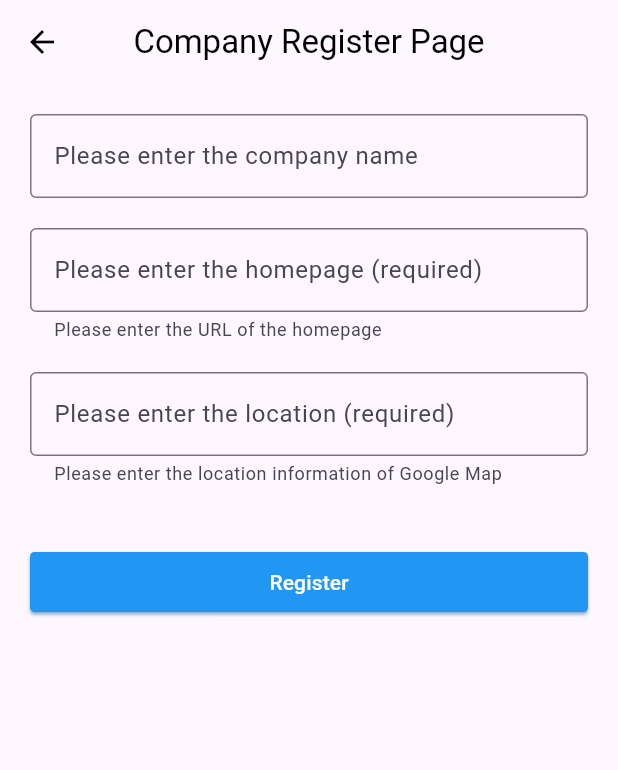
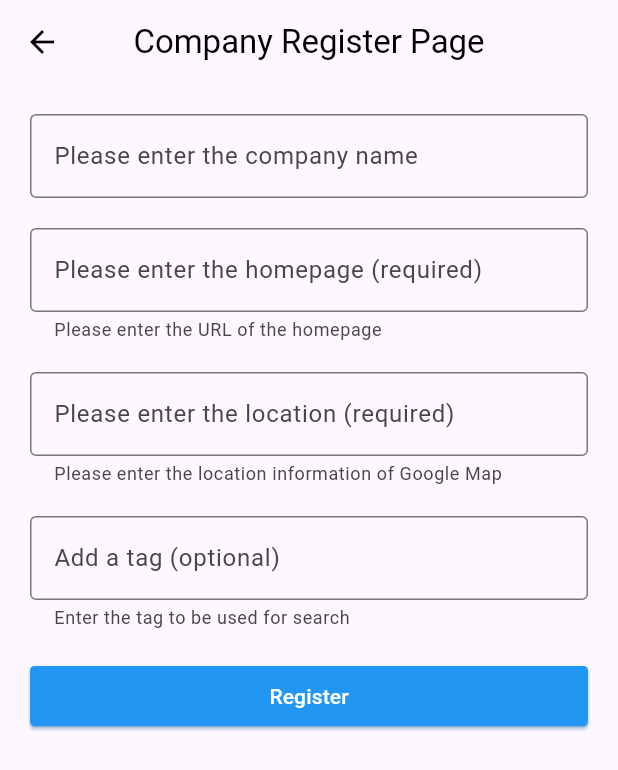
Before and after one commit to jhh78/bw_company, a Flutter app: the CorporateRegister screen opened directly with empty values, on a phone screen of 412 x 824 dp. Shown: the top 770 px of the screen. Run offline on Flutter 3.47's test engine with Material 3 defaults, Android fonts, the phone set to English and light mode, and no system bars; our stand-ins replace device_info_plus, flutter_dotenv, flutter_html, flutter_rating_bar, flutter_svg, flutter_typeahead and 9 more; accounts and stored records are empty.

Commit message:
검색태그 입력폼

```diff
--- a/lib/main.dart
+++ b/lib/main.dart
@@ -11,6 +11,9 @@ import 'package:hive_flutter/hive_flutter.dart';
 import 'package:google_mobile_ads/google_mobile_ads.dart';
 import 'package:path_provider/path_provider.dart';
 import 'package:upgrader/upgrader.dart';
+
+// TODO ::: 회사 등록시 검색태그 추가기능
+// TODO ::: 댓글 등록시 검색태그 추가기능
 
 // TODO ::: 디자인 약간 손봐야됨
 // TODO ::: 번역검증
--- /dev/null
+++ b/lib/models/search_tag_model.dart
@@ -0,0 +1,21 @@
+import 'package:flutter_application_1/utils/constants.dart';
+
+class SearchTagModel {
+  final String tagName;
+  final bool isDelete;
+
+  SearchTagModel({required this.tagName, required this.isDelete});
+
+  static List<SearchTagModel> fromStringToList(String tags) {
+    if (tags.isEmpty) {
+      return [];
+    }
+
+    return tags.split(SEARCH_TAG_SEPARATOR).map((tag) {
+      return SearchTagModel(
+        tagName: tag,
+        isDelete: false,
+      );
+    }).toList();
+  }
+}
--- a/lib/providers/language.dart
+++ b/lib/providers/language.dart
@@ -36,6 +36,8 @@ class Languages extends Translations {
           'commentRegisterTitle': "평가 등록",
           'requiredField': "필수항목입니다",
           'registerButton': "등록",
+          'addSearchTag': "태그를 추가하세요(임의)",
+          "addSearchTagHintText": "검색에 사용될 태그를 입력하세요",
           'searchCompanyHintText': "회사검색",
           'registerCompanyButton': "회사등록",
           'registerCompanyScreenTitle': "회사등록 페이지",
@@ -92,6 +94,8 @@ class Languages extends Translations {
           'commentRegisterTitle': "コメント登録",
           'requiredField': "必須項目です",
           'registerButton': "登録",
+          'addSearchTag': "タグを追加してください(任意)",
+          'addSearchTagHintText': "検索に使用されるタグを入力してください",
           'searchCompanyHintText': "会社検索",
           'registerCompanyButton': "会社登録",
           'registerCompanyScreenTitle': "会社登録ページ",
@@ -148,6 +152,8 @@ class Languages extends Translations {
           'commentRegisterTitle': "Comment Register",
           'requiredField': "This is a required field",
           'registerButton': "Register",
+          'addSearchTag': "Add a tag (optional)",
+          'addSearchTagHintText': "Enter the tag to be used for search",
           'searchCompanyHintText': "Company search",
           'registerCompanyButton': "Company Register",
           'registerCompanyScreenNeedCompanyName': "Please enter the company name",
--- a/lib/screens/corporate_register.dart
+++ b/lib/screens/corporate_register.dart
@@ -9,6 +9,7 @@ import 'package:flutter_application_1/services/exception.dart';
 import 'package:flutter_application_1/utils/constants.dart';
 import 'package:flutter_application_1/utils/util.dart';
 import 'package:flutter_application_1/widgets/common/custom_snackbar.dart';
+import 'package:flutter_application_1/widgets/register/search_tag_input_field.dart';
 import 'package:get/get.dart';
 
 const String location = "lib/screens/corporate_register.dart";
@@ -28,10 +29,7 @@ class CorporateRegister extends StatelessWidget {
       {String? helperText, bool readOnly = false, TextEditingController? controller}) {
     return Obx(() => Container(
           padding: const EdgeInsets.only(bottom: 20),
-          child: Column(
-            crossAxisAlignment: CrossAxisAlignment.start,
-            children: [
-              TextField(
+          child: TextField(
             readOnly: readOnly,
             controller: controller,
             decoration: InputDecoration(
@@ -40,8 +38,6 @@ class CorporateRegister extends StatelessWidget {
               errorText: systemsProvider.formValidate[validateKey] == true ? "requiredField".tr : null,
               helperText: helperText,
             ),
-              ),
-            ],
           ),
         ));
   }
@@ -119,6 +115,7 @@ class CorporateRegister extends StatelessWidget {
                 helperText: "registerCompanyScreenNeedCompanyLocationHelpText".tr,
                 controller: _companyLocationController,
               ),
+              const SearchTagInputField(tags: ""),
               const SizedBox(height: 20),
               ElevatedButton(
                 onPressed: _registerCompany,
--- a/lib/utils/constants.dart
+++ b/lib/utils/constants.dart
@@ -22,3 +22,5 @@ final String API_URL = kReleaseMode ? dotenv.env['REAL_API_URL'].toString() : do
 // URL 패턴을 정규식으로 정의합니다.
 const URL_PATTERN = r'^https?:\/\/([a-zA-Z0-9-]+\.)+[a-zA-Z]{2,6}(:[0-9]{1,5})?(\/.*)?$';
 const GOOGLE_MAP_URL_PATTERN = r'^(https?:\/\/)?(www\.)?(google\.com\/maps|maps\.google\.com|goo\.gl)\/.*$';
+
+const SEARCH_TAG_SEPARATOR = "###";
--- /dev/null
+++ b/lib/widgets/register/search_tag_input_field.dart
@@ -0,0 +1,111 @@
+import 'dart:developer';
+
+import 'package:flutter/material.dart';
+import 'package:flutter_application_1/models/search_tag_model.dart';
+import 'package:get/get.dart';
+
+class SearchTagInputField extends StatefulWidget {
+  const SearchTagInputField({super.key, required this.tags});
+  final String tags;
+
+  @override
+  State<SearchTagInputField> createState() => _SearchTagInputFieldState();
+}
+
+class _SearchTagInputFieldState extends State<SearchTagInputField> {
+  late List<SearchTagModel> _tagList = [];
+  final TextEditingController _tagController = TextEditingController();
+  bool _isTagFieldEmpty = true;
+
+  @override
+  void initState() {
+    super.initState();
+    setState(() {
+      _tagList = SearchTagModel.fromStringToList(widget.tags);
+    });
+  }
+
+  @override
+  void dispose() {
+    super.dispose();
+  }
+
+  void _handleDeleteChip(int index) {
+    setState(() {
+      _tagList.removeAt(index);
+    });
+  }
+
+  List<Chip> _renderChipWidget() {
+    return _tagList.map((tag) {
+      return Chip(
+        label: Text(tag.tagName),
+        onDeleted: tag.isDelete
+            ? () {
+                _handleDeleteChip(_tagList.indexOf(tag));
+              }
+            : null,
+      );
+    }).toList();
+  }
+
+  void _handleTagFieldChange(String value) {
+    log("SearchTagInputField _handleTagFieldChange $value ${value.isEmpty}");
+    setState(() {
+      _isTagFieldEmpty = value.isEmpty;
+    });
+  }
+
+  @override
+  Widget build(BuildContext context) {
+    log("SearchTagInputField build $_tagList");
+    return Column(
+      crossAxisAlignment: CrossAxisAlignment.start,
+      children: [
+        Row(
+          mainAxisAlignment: MainAxisAlignment.spaceBetween,
+          children: [
+            Expanded(
+              child: TextField(
+                controller: _tagController,
+                decoration: InputDecoration(
+                  border: const OutlineInputBorder(),
+                  labelText: "addSearchTag".tr,
+                  helperText: "addSearchTagHintText".tr,
+                ),
+                onChanged: _handleTagFieldChange,
+              ),
+            ),
+            _renderTagAddButton()
+          ],
+        ),
+        Wrap(
+          spacing: 8.0,
+          runSpacing: 4.0,
+          children: _renderChipWidget(),
+        ),
+      ],
+    );
+  }
+
+  Widget _renderTagAddButton() {
+    if (_isTagFieldEmpty) return const SizedBox.shrink();
+
+    return IconButton(
+      onPressed: () {
+        setState(() {
+          _tagList.add(SearchTagModel(tagName: _tagController.text, isDelete: true));
+          _tagController.clear();
+          _isTagFieldEmpty = true;
+        });
+      },
+      icon: const Icon(
+        Icons.add_circle_outline_rounded,
+        size: 32,
+        color: Colors.blue,
+      ),
+    );
+  }
+
+  List<SearchTagModel> get renderChipWidget => _tagList;
+}
--- a/pubspec.yaml
+++ b/pubspec.yaml
@@ -16,7 +16,7 @@ publish_to: "none" # Remove this line if you wish to publish to pub.dev
 # https://developer.apple.com/library/archive/documentation/General/Reference/InfoPlistKeyReference/Articles/CoreFoundationKeys.html
 # In Windows, build-name is used as the major, minor, and patch parts
 # of the product and file versions while build-number is used as the build suffix.
-version: 1.0.13+13
+version: 1.0.14+14
 
 environment:
   sdk: ">=3.3.1 <4.0.0"
```
Lines whose indentation alone changed are shown as unchanged.
